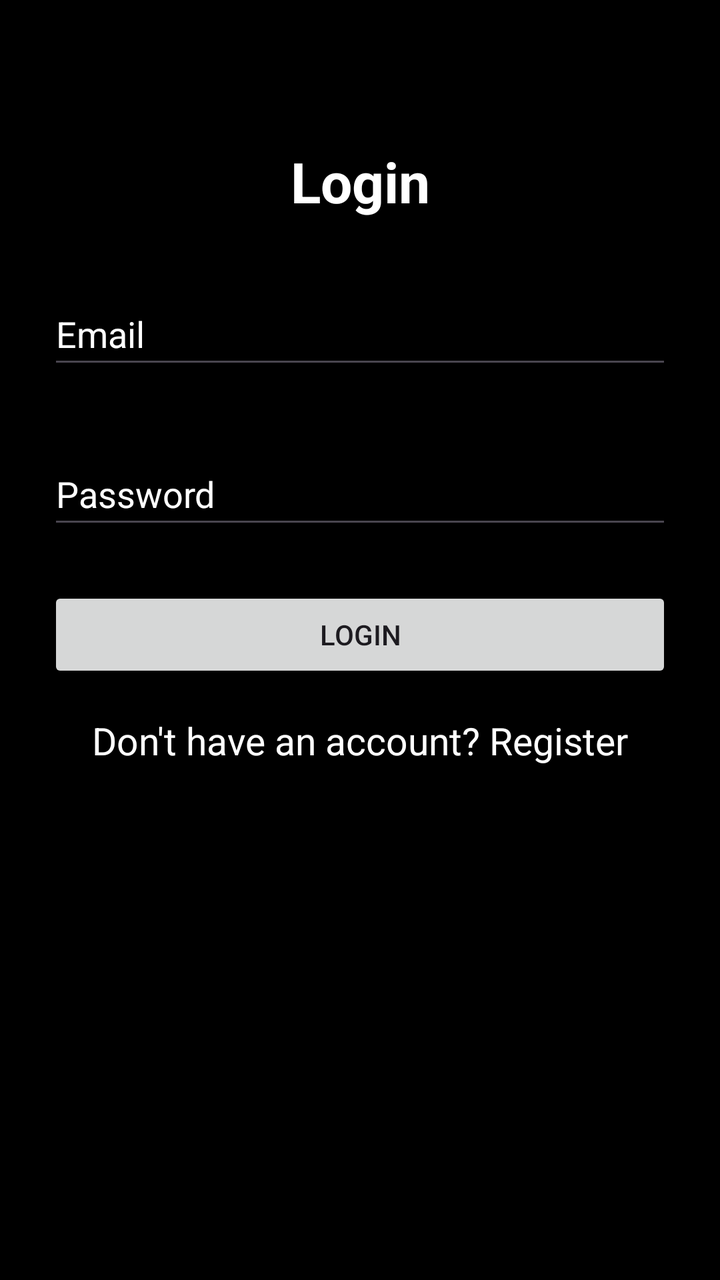
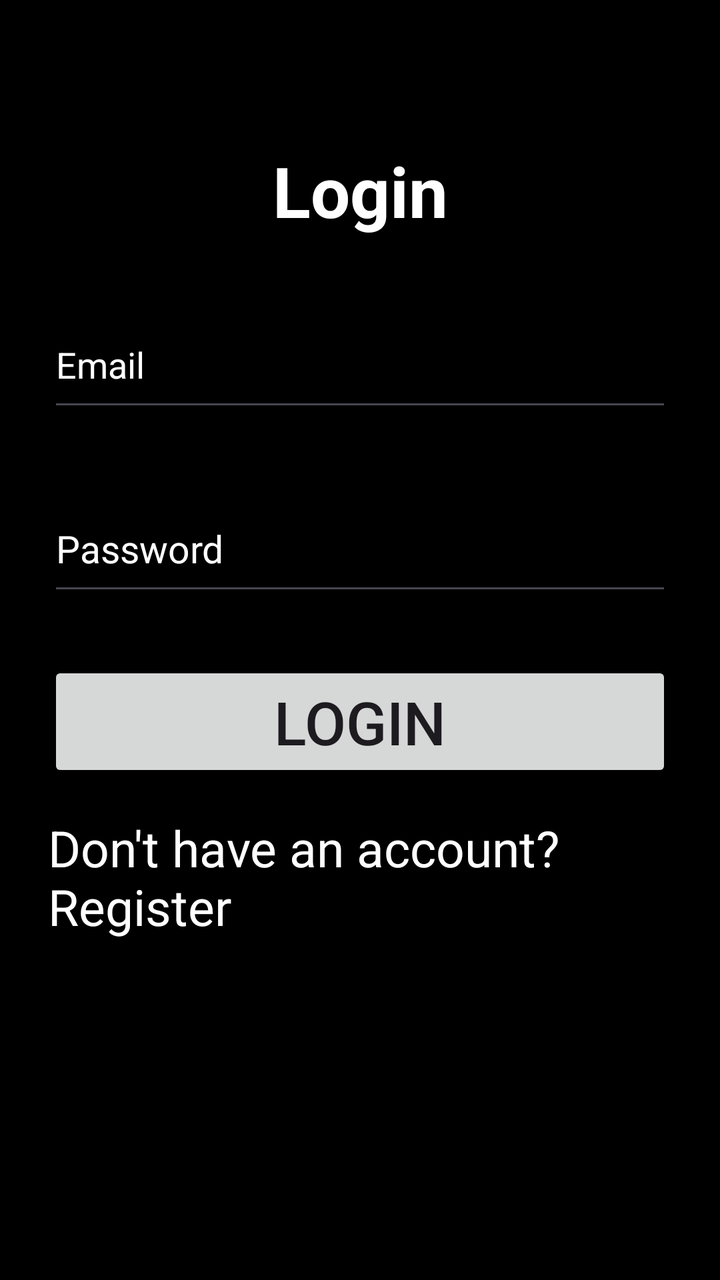

The first picture is an Android layout as it rendered before a commit; the second is the same layout after the commit. The layout source and the unified diff follow.
<!-- AndroidManifest.xml: application theme Theme.MovieSearchA3 -->
<!-- res/layout/activity_login.xml -->
<?xml version="1.0" encoding="utf-8"?>
<androidx.constraintlayout.widget.ConstraintLayout
    xmlns:android="http://schemas.android.com/apk/res/android"
    xmlns:app="http://schemas.android.com/apk/res-auto"
    android:layout_width="match_parent"
    android:layout_height="match_parent"
    android:background="@color/black"
    android:padding="24dp">

    <TextView
        android:id="@+id/loginTV"
        android:layout_width="wrap_content"
        android:layout_height="wrap_content"
        android:text="Login"
        android:textSize="28sp"
        android:textStyle="bold"
        android:textColor="@color/white"
        app:layout_constraintTop_toTopOf="parent"
        app:layout_constraintStart_toStartOf="parent"
        app:layout_constraintEnd_toEndOf="parent"
        android:layout_marginTop="48dp"/>

    <EditText
        android:id="@+id/emailET"
        android:layout_width="0dp"
        android:layout_height="wrap_content"
        android:hint="Email"
        android:inputType="textEmailAddress"
        android:textColorHint="@color/white"
        android:minHeight="48dp"
        app:layout_constraintTop_toBottomOf="@+id/loginTV"
        app:layout_constraintStart_toStartOf="parent"
        app:layout_constraintEnd_toEndOf="parent"
        android:layout_marginTop="32dp"/>

    <EditText
        android:id="@+id/passwordET"
        android:layout_width="0dp"
        android:layout_height="wrap_content"
        android:hint="Password"
        android:inputType="textPassword"
        android:textColorHint="@color/white"
        android:minHeight="48dp"
        app:layout_constraintTop_toBottomOf="@+id/emailET"
        app:layout_constraintStart_toStartOf="parent"
        app:layout_constraintEnd_toEndOf="parent"
        android:layout_marginTop="32dp"/>

    <Button
        android:id="@+id/loginBtn"
        android:layout_width="0dp"
        android:layout_height="wrap_content"
        android:layout_marginTop="24dp"
        android:text="Login"
        app:layout_constraintEnd_toEndOf="parent"
        app:layout_constraintHorizontal_bias="0.0"
        app:layout_constraintStart_toStartOf="parent"
        app:layout_constraintTop_toBottomOf="@id/passwordET" />

    <TextView
        android:id="@+id/registerLink"
        android:layout_width="wrap_content"
        android:layout_height="wrap_content"
        android:text="Don't have an account? Register"
        android:textColor="@android:color/white"
        android:textSize="19sp"
        app:layout_constraintTop_toBottomOf="@id/loginBtn"
        app:layout_constraintStart_toStartOf="parent"
        app:layout_constraintEnd_toEndOf="parent"
        android:layout_marginTop="16dp"/>

</androidx.constraintlayout.widget.ConstraintLayout>
<!-- resources referenced by this layout -->
<resources>
  <color name="black">#FF000000</color>
  <color name="white">#FFFFFFFF</color>
  <style name="Theme.MovieSearchA3" parent="Base.Theme.MovieSearchA3" />
  <style name="Base.Theme.MovieSearchA3" parent="Theme.Material3.DayNight.NoActionBar">
          
          
      </style>
</resources>

<!-- the commit's change to res/layout/activity_login.xml (unified diff, before → after) -->
@@ -12,7 +12,7 @@
         android:layout_width="wrap_content"
         android:layout_height="wrap_content"
         android:text="Login"
-        android:textSize="28sp"
+        android:textSize="35sp"
         android:textStyle="bold"
         android:textColor="@color/white"
         app:layout_constraintTop_toTopOf="parent"
@@ -27,7 +27,8 @@
         android:hint="Email"
         android:inputType="textEmailAddress"
         android:textColorHint="@color/white"
-        android:minHeight="48dp"
+        android:textColor="@color/white"
+        android:minHeight="60dp"
         app:layout_constraintTop_toBottomOf="@+id/loginTV"
         app:layout_constraintStart_toStartOf="parent"
         app:layout_constraintEnd_toEndOf="parent"
@@ -40,7 +41,9 @@
         android:hint="Password"
         android:inputType="textPassword"
         android:textColorHint="@color/white"
-        android:minHeight="48dp"
+        android:textColor="@color/white"
+        android:textSize="19sp"
+        android:minHeight="60dp"
         app:layout_constraintTop_toBottomOf="@+id/emailET"
         app:layout_constraintStart_toStartOf="parent"
         app:layout_constraintEnd_toEndOf="parent"
@@ -50,8 +53,9 @@
         android:id="@+id/loginBtn"
         android:layout_width="0dp"
         android:layout_height="wrap_content"
-        android:layout_marginTop="24dp"
+        android:layout_marginTop="28dp"
         android:text="Login"
+        android:textSize="30sp"
         app:layout_constraintEnd_toEndOf="parent"
         app:layout_constraintHorizontal_bias="0.0"
         app:layout_constraintStart_toStartOf="parent"
@@ -63,7 +67,7 @@
         android:layout_height="wrap_content"
         android:text="Don't have an account? Register"
         android:textColor="@android:color/white"
-        android:textSize="19sp"
+        android:textSize="25sp"
         app:layout_constraintTop_toBottomOf="@id/loginBtn"
         app:layout_constraintStart_toStartOf="parent"
         app:layout_constraintEnd_toEndOf="parent"
